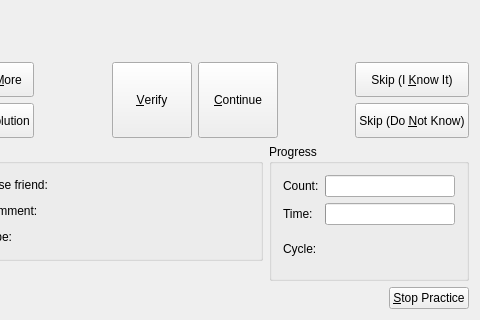
Qt form src/practiceold/writtenpracticedialog.ui (KDE/parley) before a commit; both pictures show x 292 to 772 and y 221 to 541 of the 772 by 541 pixel window.
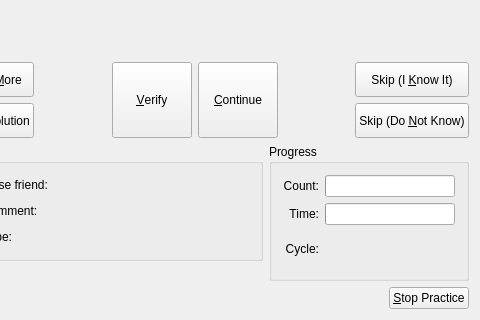
The same form after that commit.

Commit message: make some dialog labels right aligned

The edit to the form file:
```diff
--- a/src/practiceold/writtenpracticedialog.ui
+++ b/src/practiceold/writtenpracticedialog.ui
@@ -437,6 +437,9 @@
             <property name="text" >
              <string>Count:</string>
             </property>
+            <property name="alignment" >
+             <set>Qt::AlignRight|Qt::AlignTrailing|Qt::AlignVCenter</set>
+            </property>
            </widget>
           </item>
           <item row="0" column="1" >
@@ -447,6 +450,9 @@
             <property name="text" >
              <string>Time:</string>
             </property>
+            <property name="alignment" >
+             <set>Qt::AlignRight|Qt::AlignTrailing|Qt::AlignVCenter</set>
+            </property>
            </widget>
           </item>
           <item row="1" column="1" >
@@ -460,6 +466,9 @@
             <property name="text" >
              <string>Cycle:</string>
             </property>
+            <property name="alignment" >
+             <set>Qt::AlignRight|Qt::AlignTrailing|Qt::AlignVCenter</set>
+            </property>
            </widget>
           </item>
           <item row="2" column="1" >
```
The commit also changes 15 other files.
